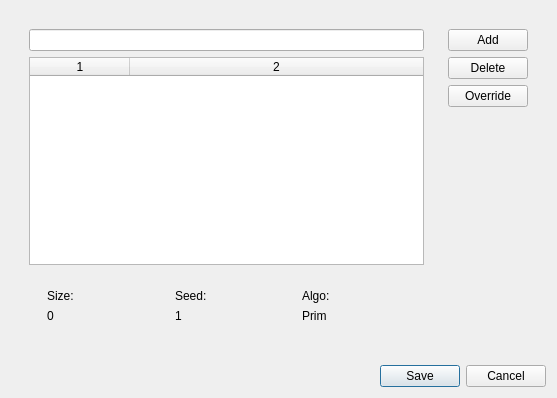
First picture: the form in savegameview.ui, repository FettGoenner/coma3, before the edit.
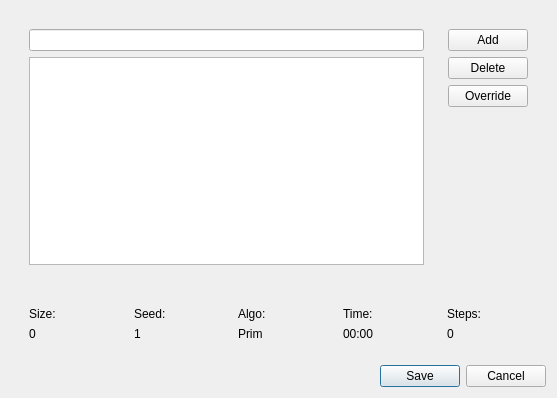
Second picture: the form after the edit.

Commit message: finished newGameDialogView

```diff
--- a/savegameview.ui
+++ b/savegameview.ui
@@ -26,7 +26,7 @@
          <item>
           <widget class="QTableWidget" name="gameFileTable">
            <property name="columnCount">
-            <number>2</number>
+            <number>0</number>
            </property>
            <attribute name="horizontalHeaderVisible">
             <bool>true</bool>
@@ -52,8 +52,52 @@
            <attribute name="verticalHeaderStretchLastSection">
             <bool>false</bool>
            </attribute>
-           <column/>
-           <column/>
+          </widget>
+         </item>
+        </layout>
+       </widget>
+      </item>
+      <item>
+       <widget class="QWidget" name="widget_6" native="true">
+        <layout class="QVBoxLayout" name="verticalLayout_5">
+         <item>
+          <widget class="QPushButton" name="addBtn">
+           <property name="text">
+            <string>Add</string>
+           </property>
+          </widget>
+         </item>
+         <item>
+          <widget class="QPushButton" name="deleteBtn">
+           <property name="text">
+            <string>Delete</string>
+           </property>
+          </widget>
+         </item>
+         <item>
+          <widget class="QPushButton" name="overrideBtn">
+           <property name="text">
+            <string>Override</string>
+           </property>
+          </widget>
+         </item>
+         <item>
+          <spacer name="verticalSpacer">
+           <property name="orientation">
+            <enum>Qt::Vertical</enum>
+           </property>
+           <property name="sizeHint" stdset="0">
+            <size>
+             <width>20</width>
+             <height>40</height>
+            </size>
+           </property>
+          </spacer>
+         </item>
+        </layout>
+       </widget>
+      </item>
+     </layout>
           </widget>
          </item>
          <item>
@@ -101,7 +145,7 @@
             </item>
             <item>
              <widget class="QWidget" name="widget_4" native="true">
-              <layout class="QVBoxLayout" name="verticalLayout_4">
+        <layout class="QVBoxLayout" name="verticalLayout_8">
                <item>
                 <widget class="QLabel" name="label_3">
                  <property name="text">
@@ -119,48 +163,42 @@
               </layout>
              </widget>
             </item>
-           </layout>
-          </widget>
-         </item>
-        </layout>
-       </widget>
-      </item>
       <item>
-       <widget class="QWidget" name="widget_6" native="true">
-        <layout class="QVBoxLayout" name="verticalLayout_5">
+       <widget class="QWidget" name="widget_8" native="true">
+        <layout class="QVBoxLayout" name="verticalLayout_4">
          <item>
-          <widget class="QPushButton" name="addBtn">
+          <widget class="QLabel" name="label_4">
            <property name="text">
-            <string>Add</string>
+            <string>Time:</string>
            </property>
           </widget>
          </item>
          <item>
-          <widget class="QPushButton" name="deleteBtn">
+          <widget class="QLabel" name="totalTimeLabel">
            <property name="text">
-            <string>Delete</string>
+            <string>00:00</string>
            </property>
           </widget>
          </item>
+        </layout>
+       </widget>
+      </item>
          <item>
-          <widget class="QPushButton" name="overrideBtn">
+       <widget class="QWidget" name="widget_9" native="true">
+        <layout class="QVBoxLayout" name="verticalLayout_7">
+         <item>
+          <widget class="QLabel" name="label_6">
            <property name="text">
-            <string>Override</string>
+            <string>Steps:</string>
            </property>
           </widget>
          </item>
          <item>
-          <spacer name="verticalSpacer">
-           <property name="orientation">
-            <enum>Qt::Vertical</enum>
+          <widget class="QLabel" name="totalStepsLabel">
+           <property name="text">
+            <string>0</string>
            </property>
-           <property name="sizeHint" stdset="0">
-            <size>
-             <width>20</width>
-             <height>40</height>
-            </size>
-           </property>
-          </spacer>
+          </widget>
          </item>
         </layout>
        </widget>
```
Left out of the diff: 6 changed lines with no effect on the pictures. Lines whose indentation alone changed are shown as unchanged. The commit also changes 1 other file.
